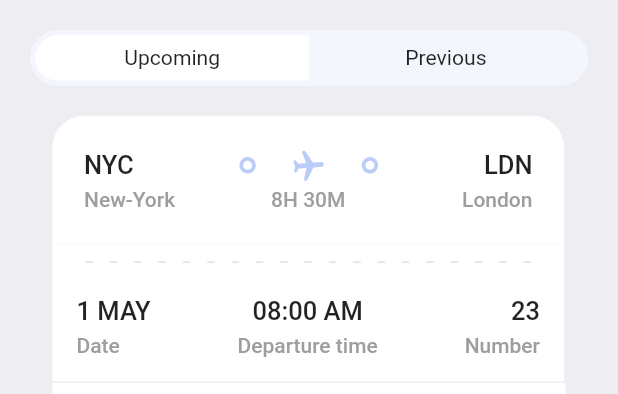
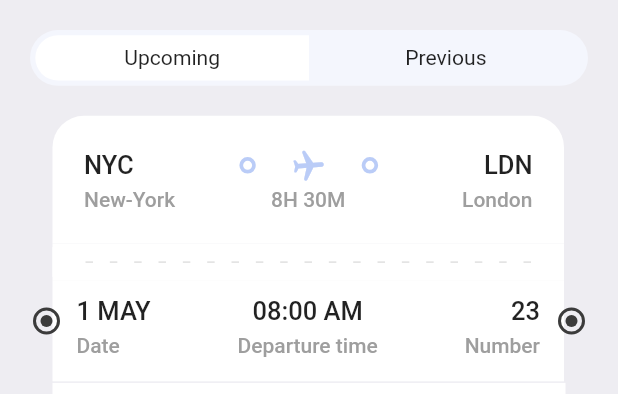
Before and after one commit to ErickPimentel/booktickets, a Flutter app: the TicketScreen screen opened directly, on a phone screen of 412 x 824 dp, the part 135-529 px from its top. Run offline on Flutter 3.47's test engine with Material 2 defaults, Android fonts, the phone set to English and light mode, and no system bars; drawn by our look-alikes of barcode_widget; our stand-ins replace fluentui_icons, gap, get.

Commit message:
feat: TicketScreen - two circles

```diff
--- a/lib/screens/ticket_screen.dart
+++ b/lib/screens/ticket_screen.dart
@@ -137,6 +137,36 @@ class TicketScreen extends StatelessWidget {
                   child: TicketView(ticket: ticketList[0],)
               ),
             ],
+          ),
+          Positioned(
+            left: AppLayout.getHeight(22),
+            top: AppLayout.getHeight(295),
+            child: Container(
+              padding: EdgeInsets.all(3),
+              decoration: BoxDecoration(
+                shape: BoxShape.circle,
+                border: Border.all(color: Styles.textColor, width: 2)
+              ),
+              child: CircleAvatar(
+                maxRadius: 4,
+                backgroundColor: Styles.textColor,
+              ),
+            ),
+          ),
+          Positioned(
+            right: AppLayout.getHeight(22),
+            top: AppLayout.getHeight(295),
+            child: Container(
+              padding: EdgeInsets.all(3),
+              decoration: BoxDecoration(
+                  shape: BoxShape.circle,
+                  border: Border.all(color: Styles.textColor, width: 2)
+              ),
+              child: CircleAvatar(
+                maxRadius: 4,
+                backgroundColor: Styles.textColor,
+              ),
+            ),
           )
         ]
       ),
```
